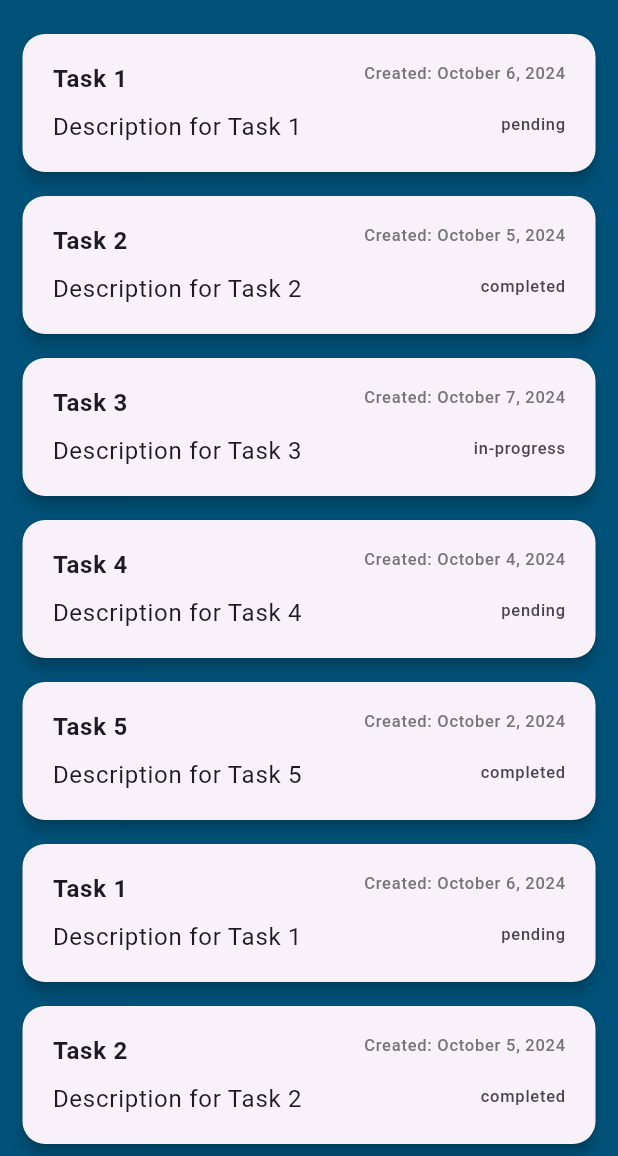
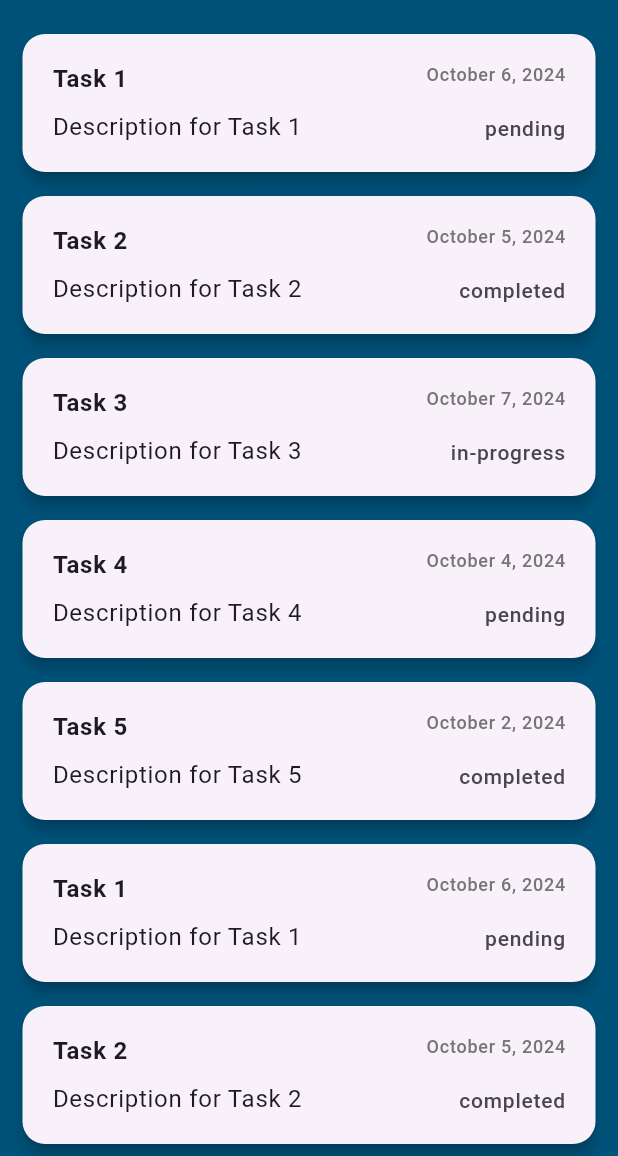
Before and after one commit to sz-adam/Task-Manager-fullstack, a Flutter app: the screen it shows after launch, on a phone screen of 412 x 824 dp, the part 80-1236 px from its top. Run offline on Flutter 3.47's test engine with Material 3 defaults, Android fonts, the phone set to English and light mode, and no system bars; drawn by our look-alikes of flutter_slidable.

Commit message:
repair style

```diff
--- a/mobile/lib/widget/task.dart
+++ b/mobile/lib/widget/task.dart
@@ -13,7 +13,6 @@ class Task extends StatelessWidget {
   @override
   Widget build(BuildContext context) {
     String formattedDate = DateFormat.yMMMMd().format(task.createdAt);
-    final bool UpdateComponent;
 
     return Slidable(
       //starting
@@ -77,10 +76,10 @@ class Task extends StatelessWidget {
           trailing: Column(
             crossAxisAlignment: CrossAxisAlignment.end,
             children: [
-              Text('Created: $formattedDate',
-                  style: TextStyle(color: Colors.grey[600])),
+              Text('$formattedDate',
+                  style: TextStyle(fontSize: 12, color: Colors.grey[600]),),
               const SizedBox(height: 18),
-              Text(task.status),
+              Text(task.status,style: TextStyle(fontSize: 14),),
             ],
           ),
         ),
```
